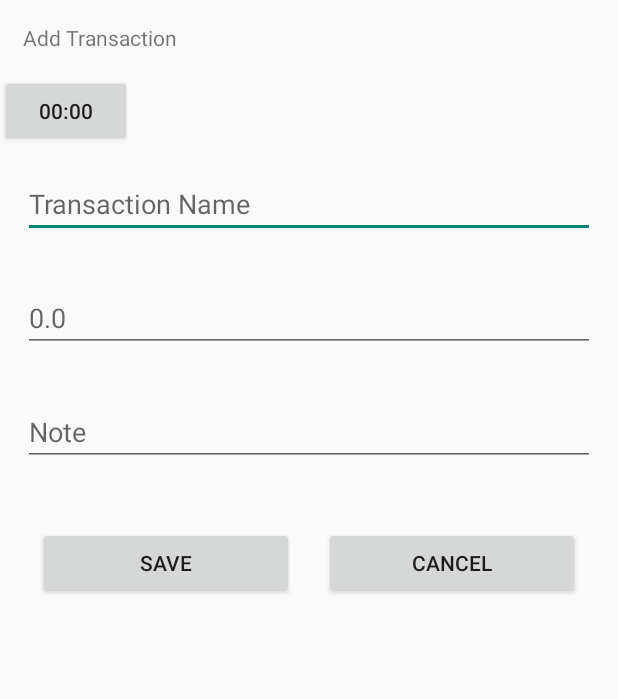
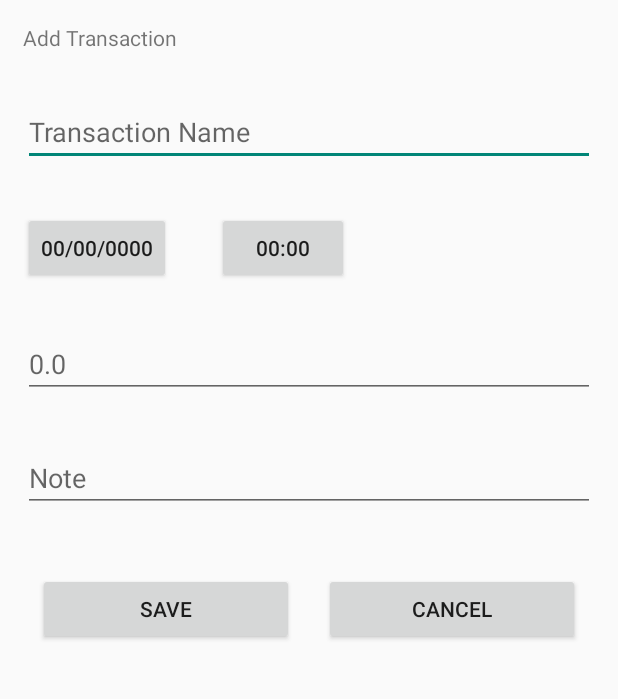
Before and after one commit to MichaelDuToit/SD6501_BudgieCoin_Project, an Android app: the layout activity_add_transaction.xml on its own in the app's theme, with its tools: preview values and no code run, on a phone screen of 412 x 824 dp, the part 84-783 px from its top. Run offline under Robolectric (Android 15) with nearby library versions, the phone set to English and light mode, and no system bars.

Commit message:
Added buttons for picking the date and time of a transaction

```diff
--- a/app/src/main/res/layout/activity_add_transaction.xml
+++ b/app/src/main/res/layout/activity_add_transaction.xml
@@ -12,29 +12,40 @@
         android:text="@string/addTransactionLbl"
 
         />
+    <EditText
+        android:id="@+id/inputTransactionName"
+        android:layout_width="match_parent"
+        android:layout_height="wrap_content"
+        android:layout_below="@id/lblAddTransaction"
+        android:hint="@string/transactionName"
+        android:layout_margin="15dp"
+        />
+    <Button
+        android:layout_width="wrap_content"
+        android:layout_height="wrap_content"
+        android:id="@+id/datePicker"
+        android:onClick="showTimePickerDialog"
+        android:layout_below="@+id/inputTransactionName"
+        android:text="@string/datePickerSelection"
+        android:layout_margin="15dp"
+        />
 
     <Button
         android:layout_width="wrap_content"
         android:layout_height="wrap_content"
         android:id="@+id/timePicker"
         android:onClick="showTimePickerDialog"
-        android:layout_below="@+id/lblAddTransaction"
+        android:layout_below="@+id/inputTransactionName"
+        android:layout_toRightOf="@id/datePicker"
         android:text="@string/timePickerSelection"
+        android:layout_margin="15dp"
         />
 
-    <EditText
-        android:id="@+id/inputTransactionName"
-        android:layout_width="match_parent"
-        android:layout_height="wrap_content"
-        android:layout_below="@id/timePicker"
-        android:hint="@string/transactionName"
-        android:layout_margin="15dp"
-        />
     <EditText
         android:id="@+id/inputTransactionValue"
         android:layout_width="match_parent"
         android:layout_height="wrap_content"
-        android:layout_below="@+id/inputTransactionName"
+        android:layout_below="@+id/timePicker"
         android:layout_margin="15dp"
         android:layout_marginBottom="30dp"
         android:inputType="numberDecimal"
--- a/app/src/main/res/values/strings.xml
+++ b/app/src/main/res/values/strings.xml
@@ -8,6 +8,8 @@
     <string name="title_activity_settings">SettingsActivity</string>
 
     <string name="timePickerSelection">00:00</string>
+    <string name="datePickerSelection">00/00/0000</string>
+
     <!-- Menu Strings -->
     <string name="MainActivity">Home</string>
     <string name="ViewAccountBalances">View Account Balances</string>
```
Also changed, not shown: app/src/main/java/com/example/sd6501_budgiecoin_project/AddTransactionActivity.java (+18 -1 lines).
